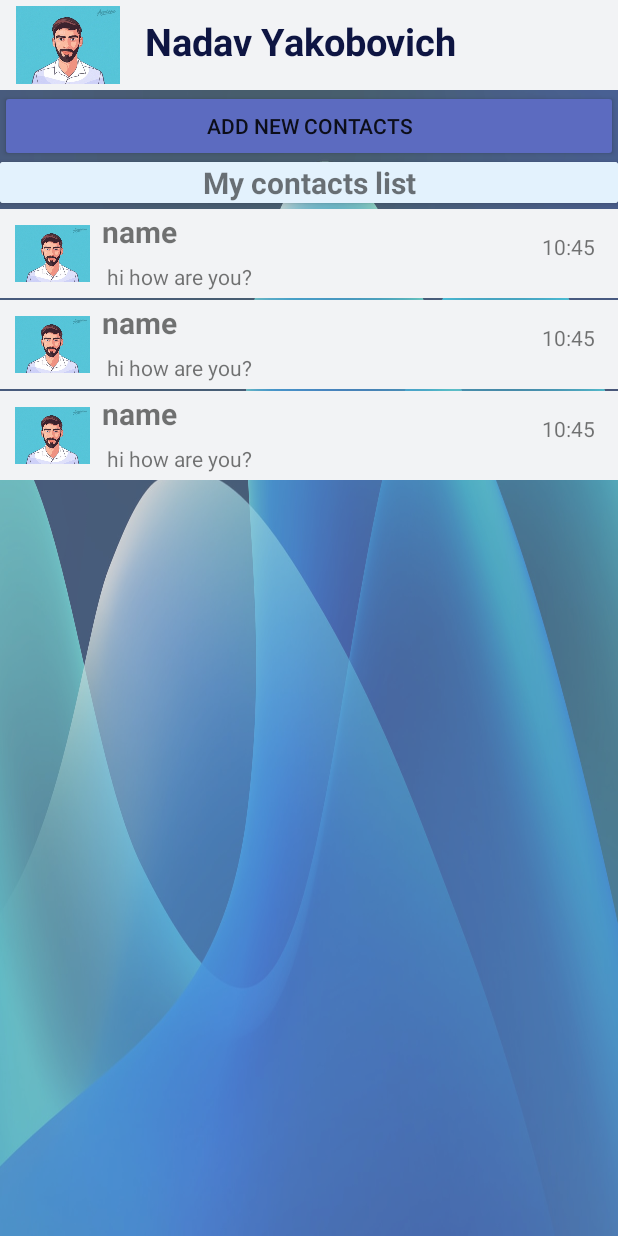
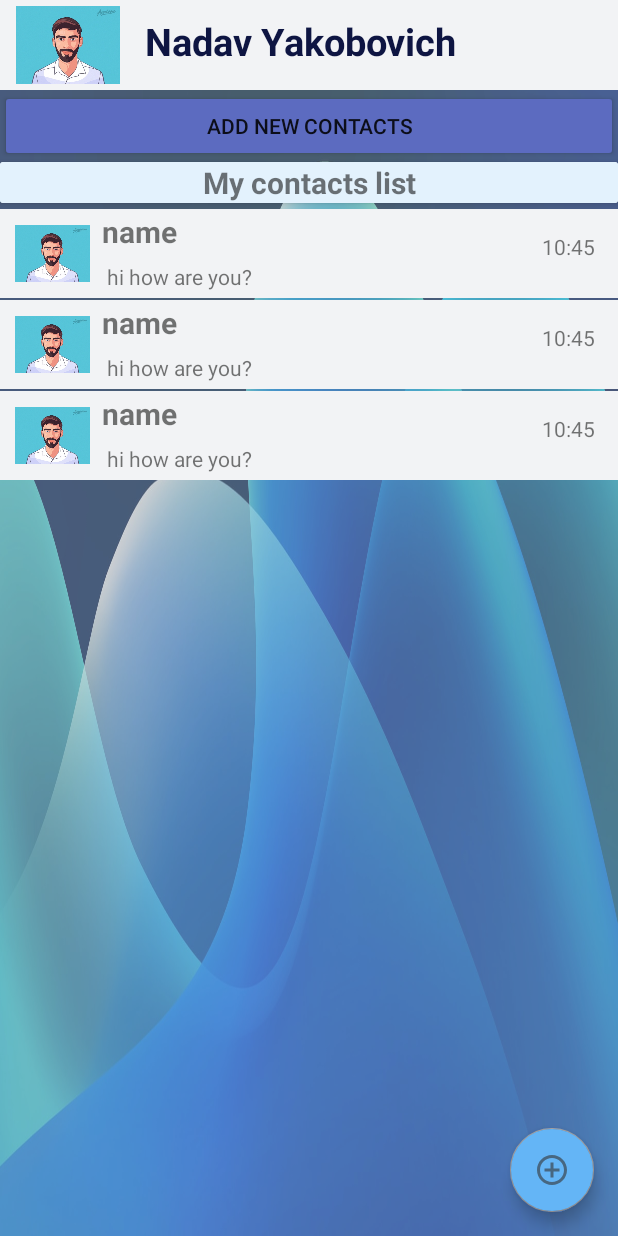
Before and after one commit to pelegs29/AndroidChatApp, an Android app: the layout activity_contacts.xml on its own in the app's theme, with its tools: preview values and no code run, on a phone screen of 412 x 824 dp. Run offline under Robolectric (Android 15) with nearby library versions, the phone set to English and light mode, and no system bars; Roboto replaces fonts that are not available here.

Commit message:
add flo btn

```diff
--- /dev/null
+++ b/app/src/main/res/drawable-anydpi/addcontact_ic.xml
@@ -0,0 +1,11 @@
+<vector xmlns:android="http://schemas.android.com/apk/res/android"
+    android:width="24dp"
+    android:height="24dp"
+    android:viewportWidth="24"
+    android:viewportHeight="24"
+    android:tint="#333333"
+    android:alpha="0.6">
+  <path
+      android:fillColor="@android:color/white"
+      android:pathData="M13,7h-2v4L7,11v2h4v4h2v-4h4v-2h-4L13,7zM12,2C6.49,2 2,6.49 2,12s4.49,10 10,10 10,-4.49 10,-10S17.51,2 12,2zM12,20c-4.41,0 -8,-3.59 -8,-8s3.59,-8 8,-8 8,3.59 8,8 -3.59,8 -8,8z"/>
+</vector>
--- a/app/src/main/res/layout/activity_contacts.xml
+++ b/app/src/main/res/layout/activity_contacts.xml
@@ -123,4 +123,18 @@
 
     </LinearLayout>
 
+    <com.google.android.material.floatingactionbutton.FloatingActionButton
+        android:id="@+id/fab"
+        android:layout_width="wrap_content"
+        android:layout_height="wrap_content"
+        android:layout_gravity="end|bottom"
+        android:layout_margin="16dp"
+        android:background="#000000"
+        android:backgroundTint="#64B5F6"
+        android:contentDescription="Add contacts"
+        android:src="@drawable/addcontact_ic"
+        app:backgroundTint="#989494"
+        app:layout_constraintBottom_toBottomOf="parent"
+        app:layout_constraintEnd_toEndOf="parent" />
+
 </androidx.constraintlayout.widget.ConstraintLayout>
```
Also changed, not shown: app/src/main/res/drawable-hdpi/addcontact_ic.png (added), app/src/main/res/drawable-mdpi/addcontact_ic.png (added), app/src/main/res/drawable-xhdpi/addcontact_ic.png (added), app/src/main/res/drawable-xxhdpi/addcontact_ic.png (added).
